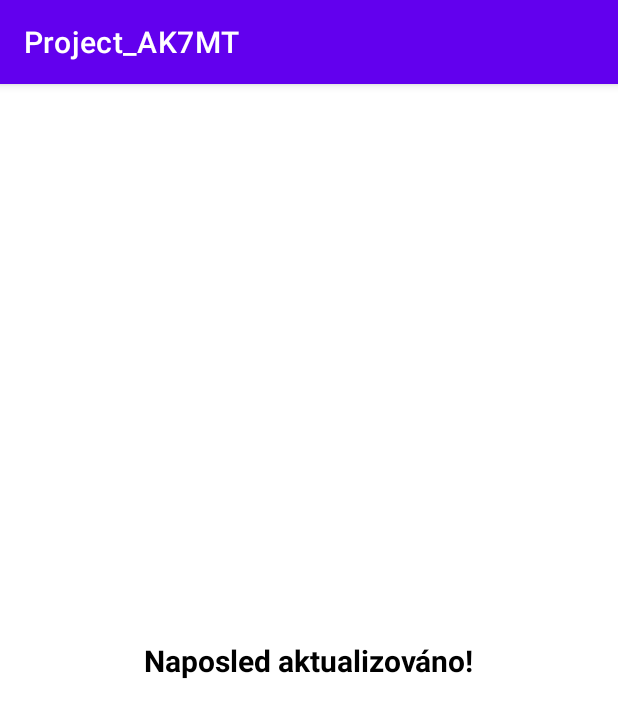
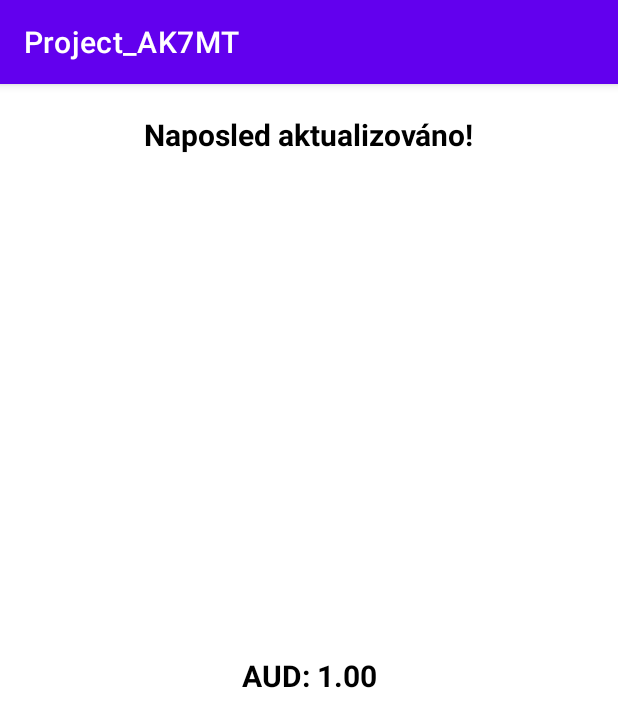
Before and after one commit to Iniesta-sys/AK7MT_Project, an Android app: the screen it shows after launch (MainActivity), on a phone screen of 412 x 824 dp. Shown: the top 727 px of the screen. Run offline under Robolectric (Android 15) with nearby library versions, the phone set to English and light mode, and no system bars.

Commit message:
úprava textu

```diff
--- a/app/src/main/res/layout/activity_main.xml
+++ b/app/src/main/res/layout/activity_main.xml
@@ -14,9 +14,24 @@
         android:textColor="@color/black"
         android:textSize="20dp"
         android:textStyle="bold"
-        app:layout_constraintBottom_toBottomOf="parent"
+        android:layout_marginTop="20dp"
+        app:layout_constraintBottom_toOf="baseCurrency"
         app:layout_constraintStart_toStartOf="parent"
         app:layout_constraintEnd_toEndOf="parent"
         app:layout_constraintTop_toTopOf="parent" />
 
-  </androidx.constraintlayout.widget.ConstraintLayout>
+    <TextView
+        android:id="@+id/baseCurrency"
+        android:layout_width="wrap_content"
+        android:layout_height="wrap_content"
+        android:text="@string/base_currency"
+        android:textColor="@color/black"
+        android:textSize="20dp"
+        android:textStyle="bold"
+        app:layout_constraintBottom_toBottomOf="parent"
+        app:layout_constraintStart_toStartOf="parent"
+        app:layout_constraintEnd_toEndOf="parent"
+        app:layout_constraintTop_toTopOf= "@id/lastupdate" />
+
+
+</androidx.constraintlayout.widget.ConstraintLayout>
--- a/app/src/main/res/values/strings.xml
+++ b/app/src/main/res/values/strings.xml
@@ -1,3 +1,4 @@
 <resources>
     <string name="app_name">Project_AK7MT</string>
+    <string name="base_currency">AUD: 1.00</string>
 </resources>
```
